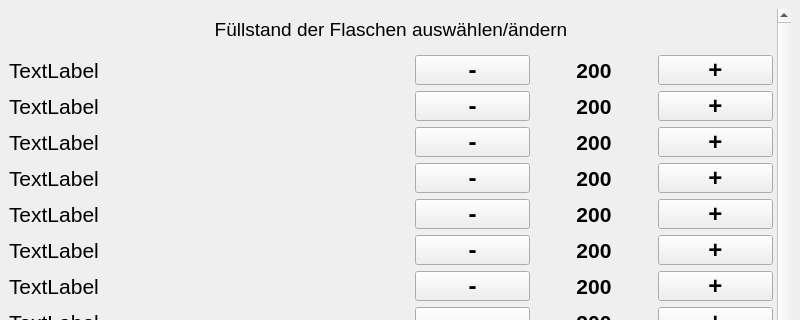
AndreWohnsland/CocktailBerry, file src/ui_elements/bottlewindow.ui: the form before one commit; both pictures show x 0 to 800 and y 0 to 320 of the 800 by 511 pixel window.
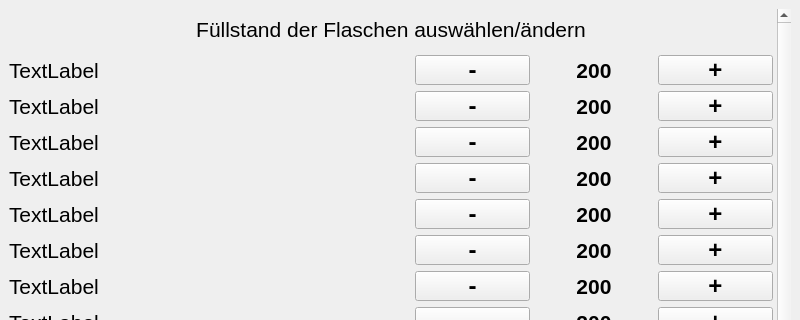
The form after the commit.

Commit message: Made header bigger and secondary

```diff
--- a/src/ui_elements/bottlewindow.ui
+++ b/src/ui_elements/bottlewindow.ui
@@ -1966,7 +1966,7 @@
             </property>
             <property name="font">
              <font>
-              <pointsize>14</pointsize>
+              <pointsize>16</pointsize>
              </font>
             </property>
             <property name="text">
```
Left out of the diff: 3 changed lines with no effect on the pictures. The commit also changes 1 other file.
